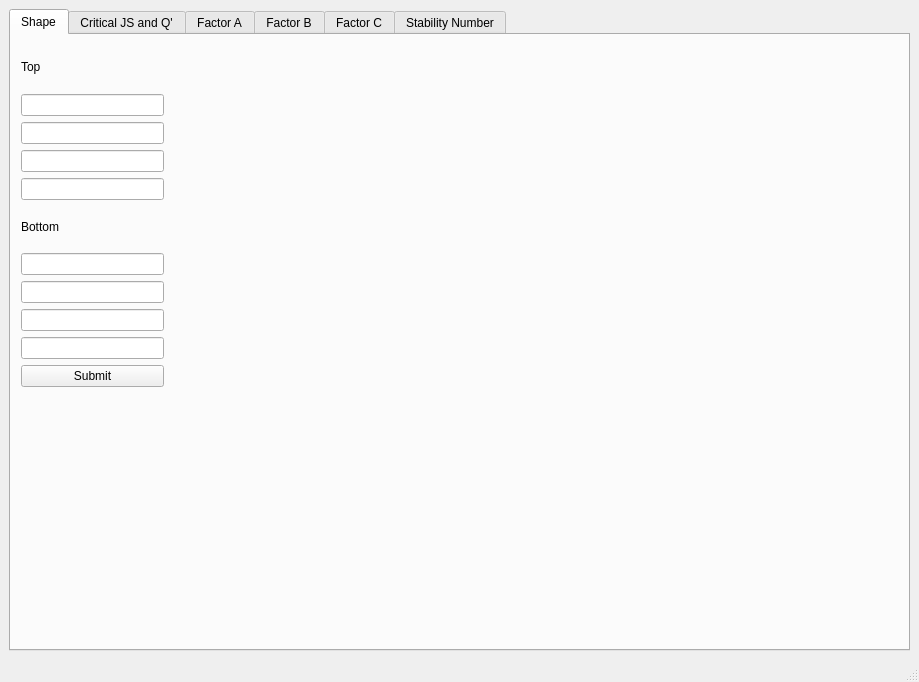
This is mining.ui in amithreddy/ground-control-tool as Qt 5 draws it before an edit. The edited form follows.
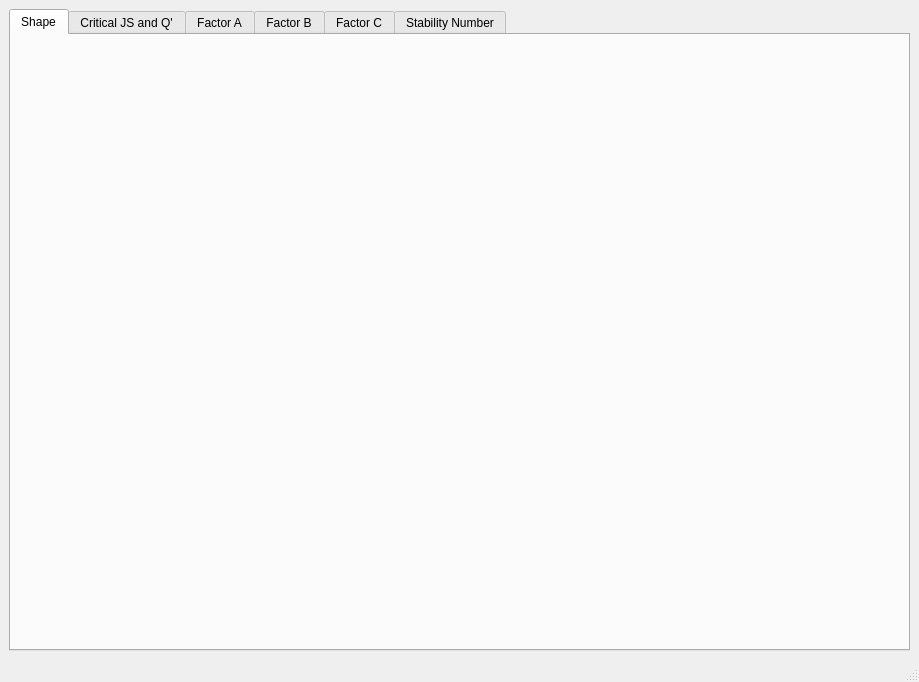
This is the edited form.

Commit message: I refactored the gui to use tableview

```diff
--- a/mining.ui
+++ b/mining.ui
@@ -38,69 +38,7 @@
             <height>341</height>
            </rect>
           </property>
-          <layout class="QHBoxLayout" name="horizontalLayout">
-           <item>
-            <layout class="QVBoxLayout" name="verticalLayout_2">
-             <item>
-              <widget class="QLabel" name="label">
-               <property name="text">
-                <string>Top</string>
-               </property>
-              </widget>
-             </item>
-             <item>
-              <widget class="QLineEdit" name="t1"/>
-             </item>
-             <item>
-              <widget class="QLineEdit" name="t2"/>
-             </item>
-             <item>
-              <widget class="QLineEdit" name="t3"/>
-             </item>
-             <item>
-              <widget class="QLineEdit" name="t4"/>
-             </item>
-             <item>
-              <widget class="QLabel" name="label_2">
-               <property name="text">
-                <string>Bottom</string>
-               </property>
-              </widget>
-             </item>
-             <item>
-              <widget class="QLineEdit" name="b1"/>
-             </item>
-             <item>
-              <widget class="QLineEdit" name="b2"/>
-             </item>
-             <item>
-              <widget class="QLineEdit" name="b3"/>
-             </item>
-             <item>
-              <widget class="QLineEdit" name="b4"/>
-             </item>
-             <item>
-              <widget class="QPushButton" name="ShapeSubmit">
-               <property name="text">
-                <string>Submit</string>
-               </property>
-               <property name="autoDefault">
-                <bool>true</bool>
-               </property>
-               <property name="default">
-                <bool>false</bool>
-               </property>
-               <property name="flat">
-                <bool>false</bool>
-               </property>
-              </widget>
-             </item>
-            </layout>
-           </item>
-           <item>
-            <widget class="QWidget" name="widget" native="true"/>
-           </item>
-          </layout>
+          <layout class="QHBoxLayout" name="horizontalLayout"/>
          </widget>
         </widget>
         <widget class="QWidget" name="criticalJS">
```
Left out of the diff: 2 changed lines with no effect on the pictures. The commit also changes 4 other files.
